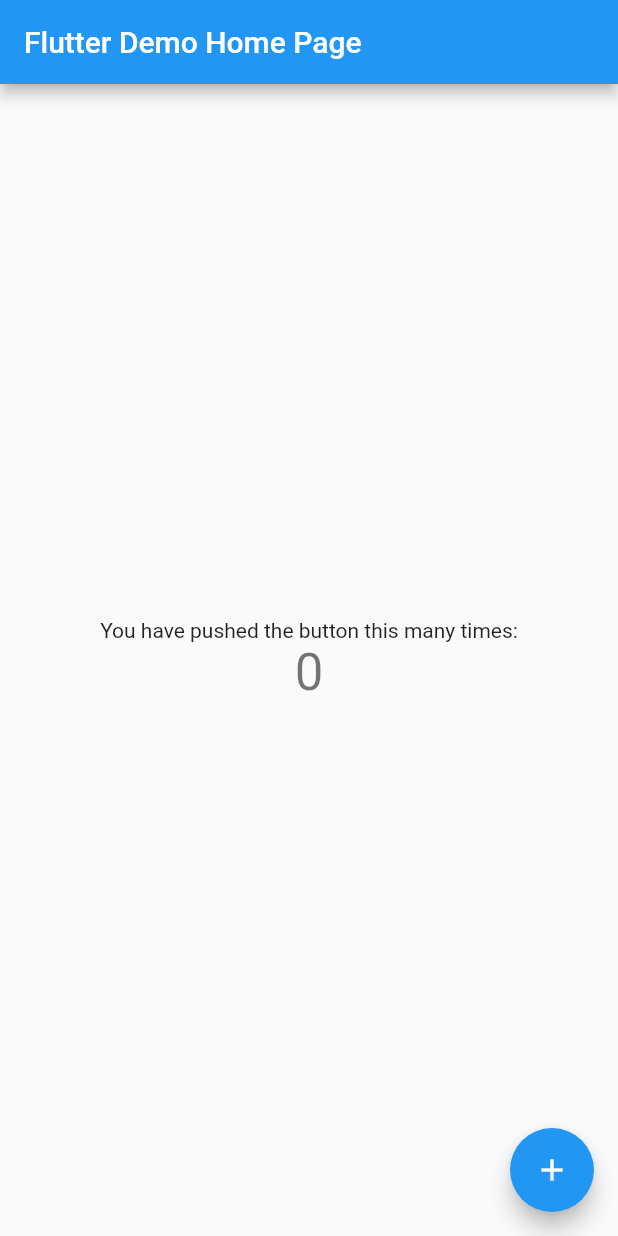
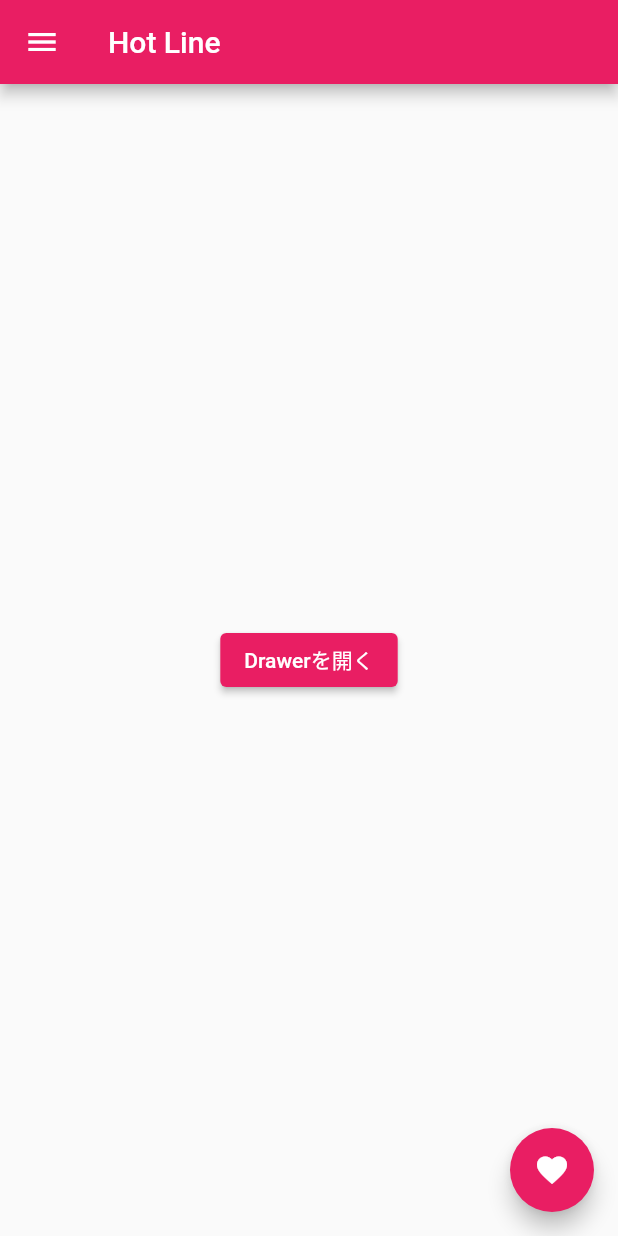
Before and after one commit to Poul-george/flutter_matching_app, a Flutter app: the screen it shows after launch, on a phone screen of 412 x 824 dp. Run offline on Flutter 3.47's test engine with Material 2 defaults, Android fonts, the phone set to English and light mode, and no system bars; missing offline and left inert: flutter_hidden_drawer.

Commit message:
drawerの使い方、marginやpaddingの使い方の練習+不要そうなコードを削除

```diff
--- a/lib/main.dart
+++ b/lib/main.dart
@@ -1,4 +1,5 @@
 import 'package:flutter/material.dart';
+import 'package:flutter_hidden_drawer/flutter_hidden_drawer.dart';
 
 void main() {
   runApp(const MyApp());
@@ -8,60 +9,78 @@
   const MyApp({super.key});
 
   @override
+  static const MaterialAccentColor _accent = Colors.amberAccent;
   Widget build(BuildContext context) {
     return MaterialApp(
-      title: 'Flutter Demo',
       theme: ThemeData(
-        primarySwatch: Colors.blue,
+        primarySwatch: Colors.pink,
       ),
-      home: const MyHomePage(title: 'Flutter Demo Home Page'),
+      home: const MyHomePage(),
     );
   }
 }
 
 class MyHomePage extends StatefulWidget {
-  const MyHomePage({super.key, required this.title});
-
-  final String title;
+  const MyHomePage({Key? key}) : super(key: key);
 
   @override
   State<MyHomePage> createState() => _MyHomePageState();
 }
 
 class _MyHomePageState extends State<MyHomePage> {
-  int _counter = 0;
-
-  void _incrementCounter() {
-    setState(() {
-      _counter++;
-    });
-  }
-
+  final GlobalKey<ScaffoldState> _scaffoldKey = GlobalKey<ScaffoldState>();
   @override
   Widget build(BuildContext context) {
     return Scaffold(
-      appBar: AppBar(
-        title: Text(widget.title),
-      ),
-      body: Center(
-        child: Column(
-          mainAxisAlignment: MainAxisAlignment.center,
-          children: <Widget>[
-            const Text(
-              'You have pushed the button this many times:',
+      key: _scaffoldKey,
+      drawer: Drawer(
+        child: ListView(
+          padding: EdgeInsets.zero,
+          children: const <Widget>[
+            DrawerHeader(
+              decoration: BoxDecoration(
+                color: Colors.pink,
+              ),
+              child: Text(
+                'Drawer Header',
+                style: TextStyle(
+                  color: Colors.white,
+                  fontSize: 24,
+                ),
+              ),
             ),
-            Text(
-              '$_counter',
-              style: Theme.of(context).textTheme.headlineMedium,
+            ListTile(
+              leading: Icon(Icons.message),
+              title: Text('Messages'),
+            ),
+            ListTile(
+              leading: Icon(Icons.account_circle),
+              title: Text('Profile'),
+            ),
+            ListTile(
+              leading: Icon(Icons.settings),
+              title: Text('Settings'),
             ),
           ],
         ),
       ),
+      appBar: AppBar(
+        title: const Text('Hot Line'),
+      ),
+      body: Padding(
+        padding: EdgeInsets.only(left: 0),
+        child: Center(
+            child: ElevatedButton(
+          child: const Text('Drawerを開く'),
+          onPressed: () {
+            _scaffoldKey.currentState!.openDrawer();
+          },
+        )),
+      ),
       floatingActionButton: FloatingActionButton(
-        onPressed: _incrementCounter,
-        tooltip: 'Increment',
-        child: const Icon(Icons.add),
-      ), // This trailing comma makes auto-formatting nicer for build methods.
+        onPressed: () => {print("pull up")},
+        child: const Icon(Icons.favorite),
+      ),
     );
   }
 }
```
